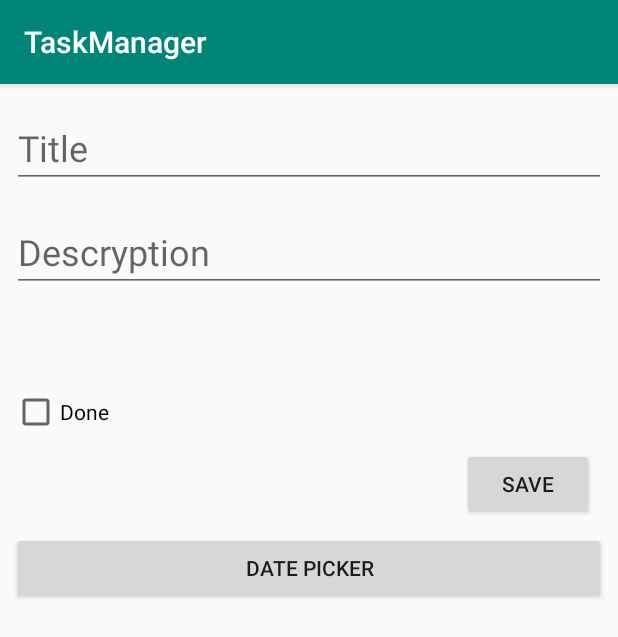
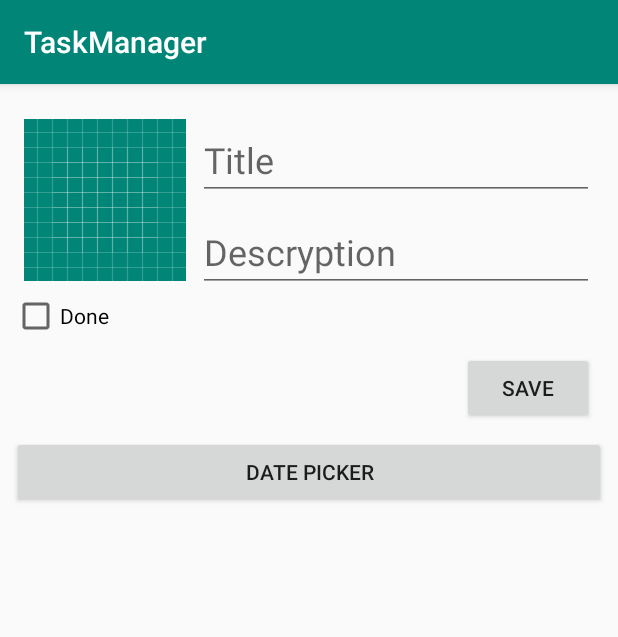
Before and after one commit to Tahmasebimh/TaskManager, an Android app: the fragment AddTaskFragment placed in its activity, on a phone screen of 412 x 824 dp. Shown: the top 637 px of the screen. Run offline under Robolectric (Android 15) with nearby library versions, the phone set to English and light mode, and no system bars; libraries missing offline, so code that uses them is left out: org.greenrobot.greendao; 4 statements that could not run were skipped.

Commit message:
Use Image for Task

```diff
--- a/app/src/main/AndroidManifest.xml
+++ b/app/src/main/AndroidManifest.xml
@@ -1,6 +1,9 @@
 <?xml version="1.0" encoding="utf-8"?>
 <manifest xmlns:android="http://schemas.android.com/apk/res/android"
     package="com.example.hossein.taskmanager">
+
+    <uses-feature android:name="android.hardware.camera"
+        android:required="true" />
 
     <application
         android:allowBackup="true"
--- a/app/src/main/java/com/example/hossein/taskmanager/Fragments/AddTaskFragment.java
+++ b/app/src/main/java/com/example/hossein/taskmanager/Fragments/AddTaskFragment.java
@@ -3,8 +3,10 @@ package com.example.hossein.taskmanager.Fragments;
 
 import android.app.Activity;
 import android.content.Intent;
+import android.graphics.Bitmap;
 import android.os.Build;
 import android.os.Bundle;
+import android.provider.MediaStore;
 import android.support.annotation.NonNull;
 import android.support.annotation.RequiresApi;
 import android.support.v4.app.Fragment;
@@ -14,6 +16,7 @@ import android.view.ViewGroup;
 import android.widget.Button;
 import android.widget.CheckBox;
 import android.widget.EditText;
+import android.widget.ImageView;
 import android.widget.Toast;
 
 import com.example.hossein.taskmanager.R;
@@ -32,9 +35,14 @@ import java.util.UUID;
 public class AddTaskFragment extends Fragment {
 
     private static final int REQ_dATE_PiCKER = 0 ;
+    private static final int REQUEST_IMAGE_CAPTURE = 1;
+
     private EditText mEditTextTitle;
     private EditText mEditTextDesc;
     private Button mButtonSave;
+    private ImageView mImageView;
+    private ImageView mImageViewTaskImage;
+
     private CheckBox mCheckBoxIsDone;
     private Bundle bundle;
     private Button mButtonEdit , mButtonDelete;
@@ -76,6 +84,7 @@ public class AddTaskFragment extends Fragment {
             if (bundle.getBoolean("edited")) {
                 mButtonDelete.setVisibility(View.VISIBLE);
                 mButtonEdit.setVisibility(View.VISIBLE);
+                mImageView.setVisibility(View.VISIBLE);
                 mButtonSave.setVisibility(View.GONE);
 
                 mTask = mTaskLab.findWithUUID((UUID) bundle.getSerializable("uuid"));
@@ -89,6 +98,7 @@ public class AddTaskFragment extends Fragment {
         if(bundle == null || !bundle.getBoolean("edited")){
             mButtonDelete.setVisibility(View.GONE);
             mButtonEdit.setVisibility(View.GONE);
+            mImageView.setVisibility(View.GONE);
             mButtonSave.setVisibility(View.VISIBLE);
         }
         mButtonSave.setOnClickListener(new View.OnClickListener() {
@@ -150,7 +160,36 @@ public class AddTaskFragment extends Fragment {
                 datePickerFragment.show(getFragmentManager() , DIALOG_TAG);
             }
         });
+
+        mImageView.setOnClickListener(new View.OnClickListener() {
+            @Override
+            public void onClick(View v) {
+                Intent shareIntent = new Intent(Intent.ACTION_SEND);
+                shareIntent.setType("text/plain");
+                shareIntent.putExtra(Intent.EXTRA_SUBJECT , mTask.getTitle());
+                String body = "Desc : " + mTask.getDescryption()
+                        + "\n Date is : " + mTask.getDate().toString()
+                        + "\n Done Condition : " + mTask.getDone();
+
+                shareIntent.putExtra(Intent.EXTRA_TEXT , body);
+                startActivity(Intent.createChooser(shareIntent , " Share via : "));
+            }
+        });
+
+        mImageViewTaskImage.setOnClickListener(new View.OnClickListener() {
+            @Override
+            public void onClick(View v) {
+                dispatchTakePictureIntent();
+            }
+        });
         return view;
+    }
+
+    private void dispatchTakePictureIntent() {
+        Intent takePictureIntent = new Intent(MediaStore.ACTION_IMAGE_CAPTURE);
+        if (takePictureIntent.resolveActivity(getActivity().getPackageManager()) != null) {
+            startActivityForResult(takePictureIntent, REQUEST_IMAGE_CAPTURE);
+        }
     }
 
     @Override
@@ -163,6 +202,10 @@ public class AddTaskFragment extends Fragment {
             Date date1 = (Date) data.getSerializableExtra(DatePickerFragment.EXTRA_DATE);
             mTask.setDate(date1);
             mButtonDatePicker.setText(date1.toString());
+        }else if(requestCode == REQUEST_IMAGE_CAPTURE){
+            Bundle extras = data.getExtras();
+            Bitmap imageBitmap = (Bitmap) extras.get("data");
+            mImageViewTaskImage.setImageBitmap(imageBitmap);
         }
     }
 
@@ -174,6 +217,8 @@ public class AddTaskFragment extends Fragment {
         mButtonEdit = view.findViewById(R.id.btn_add_edit);
         mButtonDelete = view.findViewById(R.id.btn_add_delete);
         mButtonDatePicker = view.findViewById(R.id.btn_date_picker);
+        mImageView = view.findViewById(R.id.iv_share_icon);
+        mImageViewTaskImage = view.findViewById(R.id.iv_task_image);
     }
 
 
--- a/app/src/main/res/layout/fragment_add_task.xml
+++ b/app/src/main/res/layout/fragment_add_task.xml
@@ -9,25 +9,52 @@
 
     <!-- TODO: Update blank fragment layout -->
 
+    <android.support.constraint.ConstraintLayout
+        android:layout_width="match_parent"
+        android:layout_height="wrap_content">
+
+        <ImageView
+            android:id="@+id/iv_task_image"
+            android:layout_width="wrap_content"
+            android:layout_height="wrap_content"
+            android:layout_marginStart="8dp"
+            android:layout_marginTop="16dp"
+            android:layout_marginBottom="8dp"
+            android:src="@drawable/ic_launcher_background"
+            app:layout_constraintBottom_toTopOf="@+id/tv_add_desc"
+            app:layout_constraintStart_toStartOf="parent"
+            app:layout_constraintTop_toTopOf="parent"
+            app:layout_constraintVertical_bias="0.018" />
+
         <EditText
             android:id="@+id/tv_add_title"
-        android:layout_width="match_parent"
+            android:layout_width="0dp"
             android:layout_height="wrap_content"
-        android:layout_marginTop="8dp"
+            android:layout_marginStart="8dp"
+            android:layout_marginTop="16dp"
+            android:layout_marginEnd="8dp"
             android:hint="Title"
             android:inputType="textMultiLine"
             android:textSize="24sp"
-         />
+            app:layout_constraintEnd_toEndOf="parent"
+            app:layout_constraintHorizontal_bias="0.637"
+            app:layout_constraintStart_toEndOf="@+id/iv_task_image"
+            app:layout_constraintTop_toTopOf="parent" />
 
         <EditText
             android:id="@+id/tv_add_desc"
-        android:layout_width="match_parent"
+            android:layout_width="0dp"
             android:layout_height="wrap_content"
-        android:layout_marginTop="16dp"
-        android:layout_marginBottom="64dp"
+            android:layout_marginStart="8dp"
+            android:layout_marginTop="8dp"
+            android:layout_marginEnd="8dp"
             android:hint="Descryption"
             android:inputType="textMultiLine"
-        android:textSize="24sp" />
+            android:textSize="24sp"
+            app:layout_constraintEnd_toEndOf="parent"
+            app:layout_constraintStart_toEndOf="@+id/iv_task_image"
+            app:layout_constraintTop_toBottomOf="@+id/tv_add_title" />
+    </android.support.constraint.ConstraintLayout>
 
     <CheckBox
         android:id="@+id/chkbox_add_isdone"
@@ -59,9 +86,7 @@
             android:layout_height="wrap_content"
             android:layout_marginStart="8dp"
             android:layout_marginTop="8dp"
-            android:layout_marginBottom="8dp"
             android:text="Edit"
-            app:layout_constraintBottom_toBottomOf="parent"
             app:layout_constraintStart_toStartOf="parent"
             app:layout_constraintTop_toTopOf="parent" />
 
@@ -70,13 +95,21 @@
             android:layout_width="wrap_content"
             android:layout_height="wrap_content"
             android:layout_marginTop="8dp"
-            android:layout_marginEnd="8dp"
-            android:layout_marginBottom="8dp"
+            android:layout_marginEnd="4dp"
             android:text="Delete"
+            app:layout_constraintEnd_toEndOf="parent"
+            app:layout_constraintTop_toTopOf="parent" />
+
+        <ImageView
+            android:id="@+id/iv_share_icon"
+            android:layout_width="70dp"
+            android:layout_height="70dp"
+            android:src="@drawable/ic_share"
             app:layout_constraintBottom_toBottomOf="parent"
-            app:layout_constraintEnd_toEndOf="parent"
-            app:layout_constraintTop_toTopOf="parent"
-            app:layout_constraintVertical_bias="1.0" />
+            app:layout_constraintEnd_toEndOf="@+id/btn_add_delete"
+            app:layout_constraintStart_toStartOf="@+id/btn_add_delete"
+            app:layout_constraintTop_toBottomOf="@+id/btn_add_delete" />
+
     </android.support.constraint.ConstraintLayout>
 
 </LinearLayout>
```
Also changed, not shown: app/src/main/res/drawable/ic_share.png (added). Lines whose indentation alone changed are shown as unchanged.
